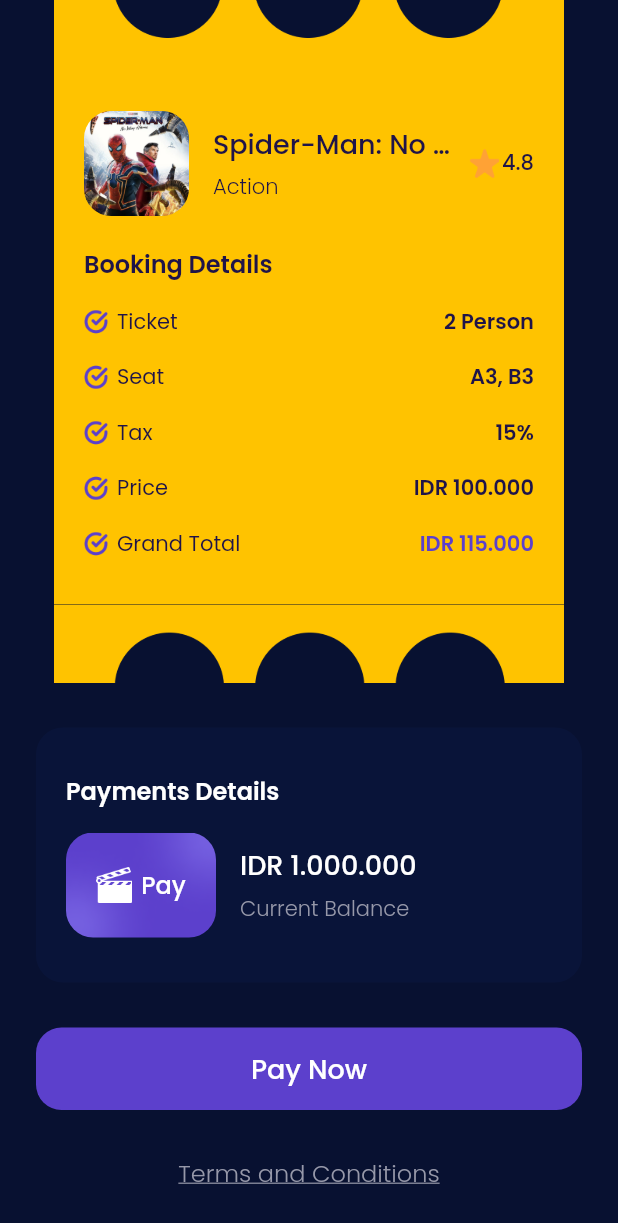
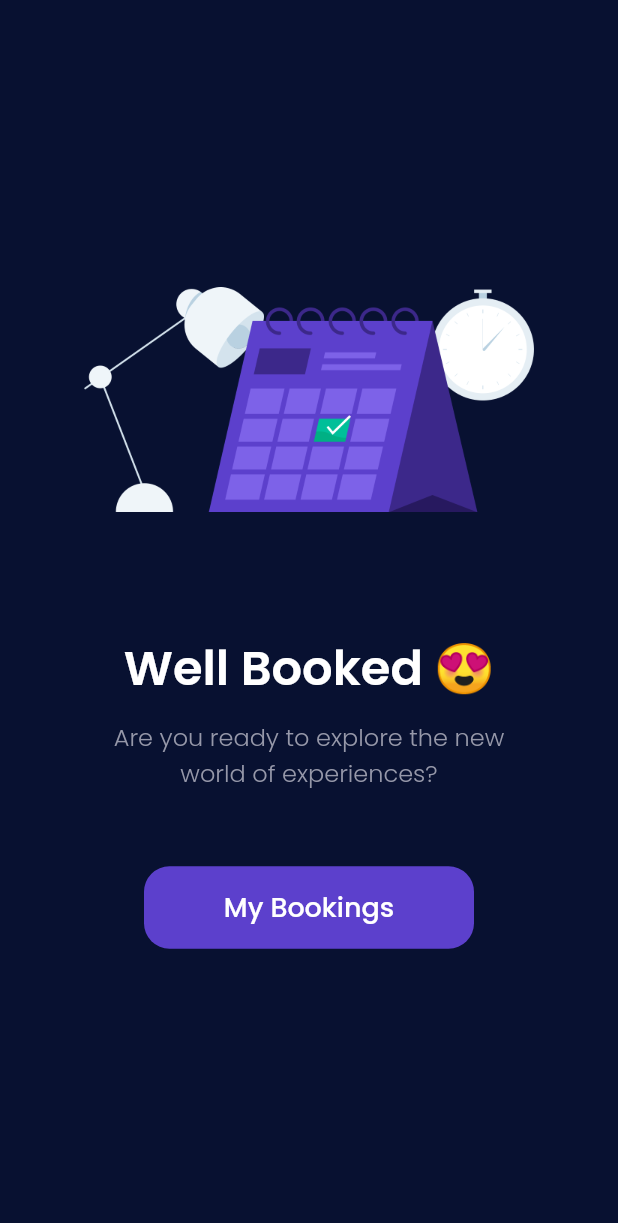
Before and after one commit to JonathanTriC/cinematri_app, a Flutter app: the CheckoutPage screen opened by its route, scrolled down 160 dp, after a tap on "Pay Now", on a phone screen of 412 x 824 dp. Shown: the top 1223 px of the screen. Run offline on Flutter 3.47's test engine with Material 2 defaults, Android fonts, the phone set to English and light mode, and no system bars; our stand-ins replace google_fonts.

Commit message:
add success page

```diff
--- a/lib/main.dart
+++ b/lib/main.dart
@@ -6,6 +6,7 @@
 import 'package:cinematri_app/ui/pages/main_page.dart';
 import 'package:cinematri_app/ui/pages/sign_up_page.dart';
 import 'package:cinematri_app/ui/pages/splash_page.dart';
+import 'package:cinematri_app/ui/pages/success_checkout_page.dart';
 import 'package:flutter/material.dart';
 
 void main() {
@@ -28,6 +29,7 @@
         '/detail': (context) => const DetailPage(),
         '/choose-seat': (context) => const ChooseSeatPage(),
         '/checkout': (context) => const CheckoutPage(),
+        '/success': (context) => const SuccessCheckoutPage(),
       },
     );
   }
--- a/lib/ui/pages/checkout_page.dart
+++ b/lib/ui/pages/checkout_page.dart
@@ -288,7 +288,12 @@
     Widget payNowButton() {
       return CustomButton(
         title: 'Pay Now',
-        onPressed: () {},
+        onPressed: () {
+          Navigator.pushNamed(
+            context,
+            '/success',
+          );
+        },
         margin: const EdgeInsets.only(
           top: 30,
         ),
--- /dev/null
+++ b/lib/ui/pages/success_checkout_page.dart
@@ -0,0 +1,64 @@
+import 'package:cinematri_app/shared/theme.dart';
+import 'package:cinematri_app/ui/widget/custom_button.dart';
+import 'package:flutter/material.dart';
+
+class SuccessCheckoutPage extends StatelessWidget {
+  const SuccessCheckoutPage({Key? key}) : super(key: key);
+
+  @override
+  Widget build(BuildContext context) {
+    return Scaffold(
+      backgroundColor: kPrimaryColor,
+      body: Center(
+        child: Column(
+          mainAxisAlignment: MainAxisAlignment.center,
+          children: [
+            Container(
+              width: 300,
+              height: 150,
+              margin: const EdgeInsets.only(
+                bottom: 80,
+              ),
+              decoration: const BoxDecoration(
+                image: DecorationImage(
+                  image: AssetImage(
+                    'assets/image_success.png',
+                  ),
+                ),
+              ),
+            ),
+            Text(
+              'Well Booked 😍',
+              style: whiteTextStyle.copyWith(
+                fontSize: 32,
+                fontWeight: semiBold,
+              ),
+            ),
+            const SizedBox(
+              height: 10,
+            ),
+            Text(
+              'Are you ready to explore the new\nworld of experiences?',
+              style: greyTextStyle.copyWith(
+                fontSize: 16,
+                fontWeight: light,
+              ),
+              textAlign: TextAlign.center,
+            ),
+            CustomButton(
+              title: 'My Bookings',
+              onPressed: () {
+                Navigator.pushNamedAndRemoveUntil(
+                    context, '/main', (route) => false);
+              },
+              width: 220,
+              margin: const EdgeInsets.only(
+                top: 50,
+              ),
+            ),
+          ],
+        ),
+      ),
+    );
+  }
+}
```
